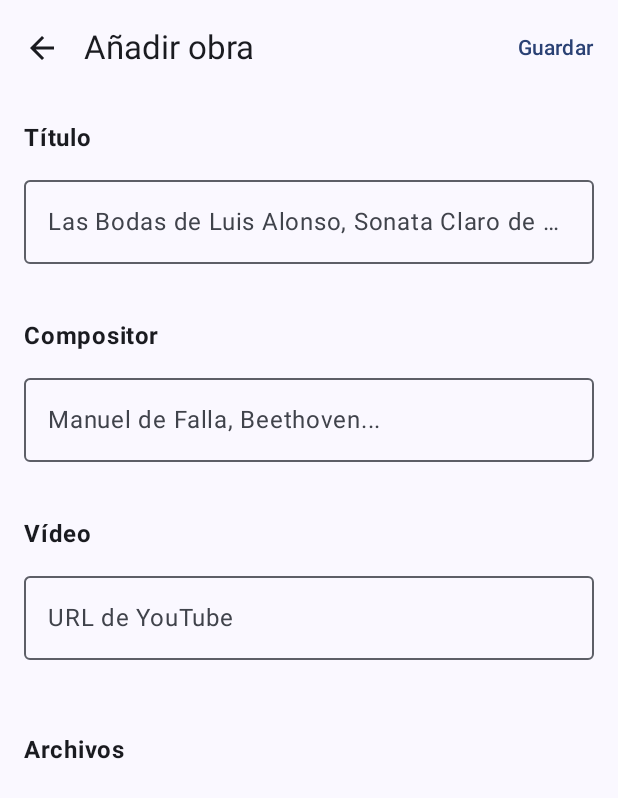
After one commit to JavierPC28/PI_MusicaInCrescendo, an Android app built with Jetpack Compose: the AddRepertoireScreen screen opened through its navigation route, on a phone screen of 412 x 824 dp. The commit adds this screen. Shown: the top 798 px of the screen. Run offline under Robolectric (Android 15) with nearby library versions, the phone set to English and light mode, and no system bars; our stand-ins replace Firebase (no records; nobody signed in at launch, a user with empty details on screens opened directly), accompanist.

Commit message:
v6.2.0 (vista para añadir repertorio)

```diff
--- a/app/src/main/java/org/iesalandalus/pi_musicaincrescendo/MainActivity.kt
+++ b/app/src/main/java/org/iesalandalus/pi_musicaincrescendo/MainActivity.kt
@@ -6,6 +6,8 @@ import androidx.activity.compose.LocalActivity
 import androidx.activity.compose.setContent
 import androidx.compose.foundation.isSystemInDarkTheme
 import androidx.compose.foundation.layout.*
+import androidx.compose.material.icons.Icons
+import androidx.compose.material.icons.automirrored.filled.ArrowBack
 import androidx.compose.material3.*
 import androidx.compose.runtime.*
 import androidx.compose.ui.Modifier
@@ -24,54 +26,13 @@ import org.iesalandalus.pi_musicaincrescendo.ui.auth.RegisterScreen
 import org.iesalandalus.pi_musicaincrescendo.ui.main.*
 import org.iesalandalus.pi_musicaincrescendo.ui.theme.PI_MusicaInCrescendoTheme
 
-/**
- * Define las rutas, títulos y contenido de las pantallas principales,
- * aplicando el padding correspondiente.
- */
-sealed class Screen(
-    val route: String,
-    val title: String,
-    val content: @Composable (PaddingValues) -> Unit
-) {
-    object Home : Screen("home", "Inicio", { padding ->
-        Box(
-            Modifier
-                .padding(padding)
-                .fillMaxSize()
-        ) { HomeScreen() }
-    })
-
-    object Events : Screen("events", "Eventos", { padding ->
-        Box(
-            Modifier
-                .padding(padding)
-                .fillMaxSize()
-        ) { EventsScreen() }
-    })
-
-    object Repertoire : Screen("repertoire", "Repertorio", { padding ->
-        Box(
-            Modifier
-                .padding(padding)
-                .fillMaxSize()
-        ) { RepertoireScreen() }
-    })
-
-    object Notifications : Screen("notifications", "Notificaciones", { padding ->
-        Box(
-            Modifier
-                .padding(padding)
-                .fillMaxSize()
-        ) { NotificationsScreen() }
-    })
-
-    object Profile : Screen("profile", "Perfil", { padding ->
-        Box(
-            Modifier
-                .padding(padding)
-                .fillMaxSize()
-        ) { ProfileScreen() }
-    })
+sealed class Screen(val route: String, val title: String) {
+    object Home : Screen("home", "Inicio")
+    object Events : Screen("events", "Eventos")
+    object Repertoire : Screen("repertoire", "Repertorio")
+    object Notifications : Screen("notifications", "Notificaciones")
+    object Profile : Screen("profile", "Perfil")
+    object AddRepertoire : Screen("add_repertoire", "Añadir obra")
 }
 
 class MainActivity : ComponentActivity() {
@@ -100,17 +61,17 @@ class MainActivity : ComponentActivity() {
     }
 }
 
+@OptIn(ExperimentalMaterial3Api::class)
 @Composable
 fun AppNavHost() {
     val navController = rememberNavController()
-    val startRoute =
-        if (AuthRepositoryImpl().currentUserEmail() != null) Screen.Home.route else "login"
+    val startRoute = if (AuthRepositoryImpl().currentUserEmail() != null)
+        Screen.Home.route
+    else
+        "login"
 
-    NavHost(
-        navController = navController,
-        startDestination = startRoute,
-        modifier = Modifier.fillMaxSize()
-    ) {
+    NavHost(navController = navController, startDestination = startRoute) {
+        // --- Login y Registro ---
         composable("login") {
             Scaffold { padding ->
                 Box(Modifier.padding(padding)) {
@@ -144,20 +105,74 @@ fun AppNavHost() {
                 }
             }
         }
-        // Pantallas principales
+
+        // --- Bottom navigation screens (except Repertoire) ---
         listOf(
             Screen.Home,
             Screen.Events,
-            Screen.Repertoire,
             Screen.Notifications,
             Screen.Profile
         ).forEach { screen ->
             composable(screen.route) {
-                MainScaffold(
-                    navController = navController,
-                    title = screen.title
-                ) { padding ->
-                    screen.content(padding)
+                MainScaffold(navController, screen.title) { padding ->
+                    Box(
+                        Modifier
+                            .padding(padding)
+                            .fillMaxSize()
+                    ) {
+                        when (screen) {
+                            Screen.Home -> HomeScreen()
+                            Screen.Events -> EventsScreen()
+                            Screen.Notifications -> NotificationsScreen()
+                            Screen.Profile -> ProfileScreen()
+                            else -> {/* ... */
+                            }
+                        }
+                    }
+                }
+            }
+        }
+
+        // --- Repertoire (necesita navController) ---
+        composable(Screen.Repertoire.route) {
+            MainScaffold(navController, Screen.Repertoire.title) { padding ->
+                Box(
+                    Modifier
+                        .padding(padding)
+                        .fillMaxSize()
+                ) {
+                    RepertoireScreen(navController)
+                }
+            }
+        }
+
+        composable(Screen.AddRepertoire.route) {
+            Scaffold(
+                topBar = {
+                    TopAppBar(
+                        title = { Text(Screen.AddRepertoire.title) },
+                        navigationIcon = {
+                            IconButton(onClick = { navController.popBackStack() }) {
+                                Icon(
+                                    Icons.AutoMirrored.Filled.ArrowBack,
+                                    contentDescription = "Volver"
+                                )
+                            }
+                        },
+                        actions = {
+                            TextButton(onClick = { /* ... */ }) {
+                                Text("Guardar")
+                            }
+                        }
+                    )
+                }
+            ) { padding ->
+                Box(
+                    Modifier
+                        .padding(padding)
+                        .fillMaxSize()
+                ) {
+                    AddRepertoireScreen()
                 }
             }
         }
@@ -170,7 +185,7 @@ fun MainScaffold(
     title: String,
     content: @Composable (PaddingValues) -> Unit
 ) {
-    val drawerState = rememberDrawerState(initialValue = DrawerValue.Closed)
+    val drawerState = rememberDrawerState(DrawerValue.Closed)
     val scope = rememberCoroutineScope()
     val mainViewModel: MainViewModel = viewModel()
     val homeViewModel: HomeViewModel = viewModel()
@@ -198,9 +213,8 @@ fun MainScaffold(
                     onMenuClick = { scope.launch { drawerState.open() } }
                 )
             },
-            bottomBar = { BottomNavigationBar(navController) }
-        ) { innerPadding ->
-            content(innerPadding)
-        }
+            bottomBar = { BottomNavigationBar(navController) },
+            content = content
+        )
     }
 }
--- /dev/null
+++ b/app/src/main/java/org/iesalandalus/pi_musicaincrescendo/presentation/viewmodel/AddRepertoireViewModel.kt
@@ -0,0 +1,35 @@
+package org.iesalandalus.pi_musicaincrescendo.presentation.viewmodel
+
+import androidx.lifecycle.ViewModel
+import kotlinx.coroutines.flow.MutableStateFlow
+import kotlinx.coroutines.flow.StateFlow
+
+/**
+ * ViewModel para la pantalla de añadir obra.
+ */
+class AddRepertoireViewModel : ViewModel() {
+    private val _title = MutableStateFlow("")
+    val title: StateFlow<String> = _title
+
+    private val _composer = MutableStateFlow("")
+    val composer: StateFlow<String> = _composer
+
+    private val _videoUrl = MutableStateFlow("")
+    val videoUrl: StateFlow<String> = _videoUrl
+
+    fun onTitleChange(new: String) {
+        _title.value = new
+    }
+
+    fun onComposerChange(new: String) {
+        _composer.value = new
+    }
+
+    fun onVideoUrlChange(new: String) {
+        _videoUrl.value = new
+    }
+
+    fun onSave() {
+        // Aquí lanzaríamos el caso de uso de guardar la obra
+    }
+}
--- /dev/null
+++ b/app/src/main/java/org/iesalandalus/pi_musicaincrescendo/ui/main/AddRepertoireScreen.kt
@@ -0,0 +1,80 @@
+package org.iesalandalus.pi_musicaincrescendo.ui.main
+
+import androidx.compose.foundation.layout.*
+import androidx.compose.material3.*
+import androidx.compose.runtime.*
+import androidx.compose.ui.Modifier
+import androidx.compose.ui.text.font.FontWeight
+import androidx.compose.ui.text.style.TextOverflow
+import androidx.compose.ui.unit.dp
+import androidx.lifecycle.viewmodel.compose.viewModel
+import org.iesalandalus.pi_musicaincrescendo.presentation.viewmodel.AddRepertoireViewModel
+
+@Composable
+fun AddRepertoireScreen(
+    modifier: Modifier = Modifier,
+    viewModel: AddRepertoireViewModel = viewModel()
+) {
+    val title by viewModel.title.collectAsState()
+    val composer by viewModel.composer.collectAsState()
+    val videoUrl by viewModel.videoUrl.collectAsState()
+
+    Column(
+        modifier = modifier
+            .padding(16.dp),
+        verticalArrangement = Arrangement.spacedBy(16.dp)
+    ) {
+        Text("Título", fontWeight = FontWeight.Bold)
+        OutlinedTextField(
+            value = title,
+            onValueChange = viewModel::onTitleChange,
+            placeholder = {
+                Text(
+                    text = "Las Bodas de Luis Alonso, Sonata Claro de Luna...",
+                    maxLines = 1,
+                    overflow = TextOverflow.Ellipsis
+                )
+            },
+            singleLine = true,
+            modifier = Modifier.fillMaxWidth()
+        )
+
+        Spacer(modifier = Modifier.height(4.dp))
+
+        Text("Compositor", fontWeight = FontWeight.Bold)
+        OutlinedTextField(
+            value = composer,
+            onValueChange = viewModel::onComposerChange,
+            placeholder = {
+                Text(
+                    text = "Manuel de Falla, Beethoven...",
+                    maxLines = 1,
+                    overflow = TextOverflow.Ellipsis
+                )
+            },
+            singleLine = true,
+            modifier = Modifier.fillMaxWidth()
+        )
+
+        Spacer(modifier = Modifier.height(4.dp))
+
+        Text("Vídeo", fontWeight = FontWeight.Bold)
+        OutlinedTextField(
+            value = videoUrl,
+            onValueChange = viewModel::onVideoUrlChange,
+            placeholder = {
+                Text(
+                    text = "URL de YouTube",
+                    maxLines = 1,
+                    overflow = TextOverflow.Ellipsis
+                )
+            },
+            singleLine = true,
+            modifier = Modifier.fillMaxWidth()
+        )
+
+        Spacer(modifier = Modifier.height(16.dp))
+
+        Text("Archivos", fontWeight = FontWeight.Bold)
+    }
+}
--- a/app/src/main/java/org/iesalandalus/pi_musicaincrescendo/ui/main/RepertoireScreen.kt
+++ b/app/src/main/java/org/iesalandalus/pi_musicaincrescendo/ui/main/RepertoireScreen.kt
@@ -16,6 +16,7 @@ import androidx.compose.ui.text.style.TextOverflow
 import androidx.compose.ui.unit.dp
 import androidx.compose.ui.unit.sp
 import androidx.lifecycle.viewmodel.compose.viewModel
+import androidx.navigation.NavHostController
 import org.iesalandalus.pi_musicaincrescendo.R
 import org.iesalandalus.pi_musicaincrescendo.domain.model.FilterOption
 import org.iesalandalus.pi_musicaincrescendo.presentation.viewmodel.RepertoireViewModel
@@ -68,6 +69,7 @@ private fun FilterDialog(
  */
 @Composable
 fun RepertoireScreen(
+    navController: NavHostController,
     viewModel: RepertoireViewModel = viewModel()
 ) {
     // Estados de UI desde ViewModel
@@ -93,7 +95,9 @@ fun RepertoireScreen(
                 fontWeight = FontWeight.Bold
             )
             Button(
-                onClick = { /* Acción añadir tema */ },
+                onClick = {
+                    navController.navigate("add_repertoire")
+                },
                 shape = RoundedCornerShape(8.dp)
             ) {
                 Text(text = "Añadir tema")
```
